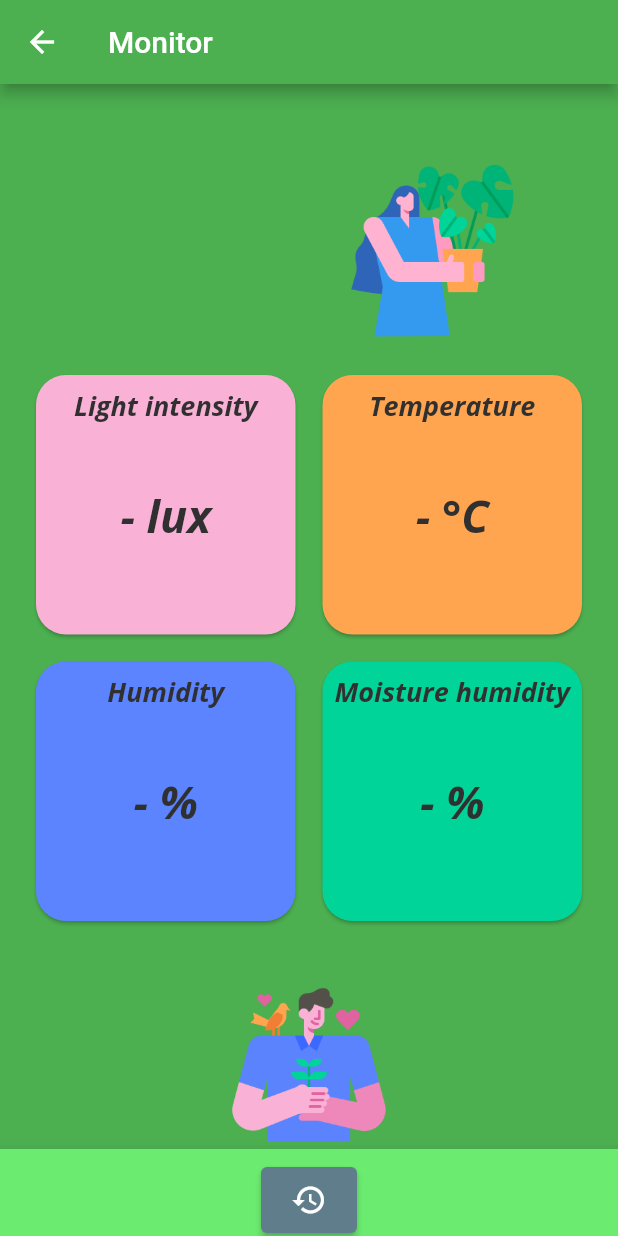
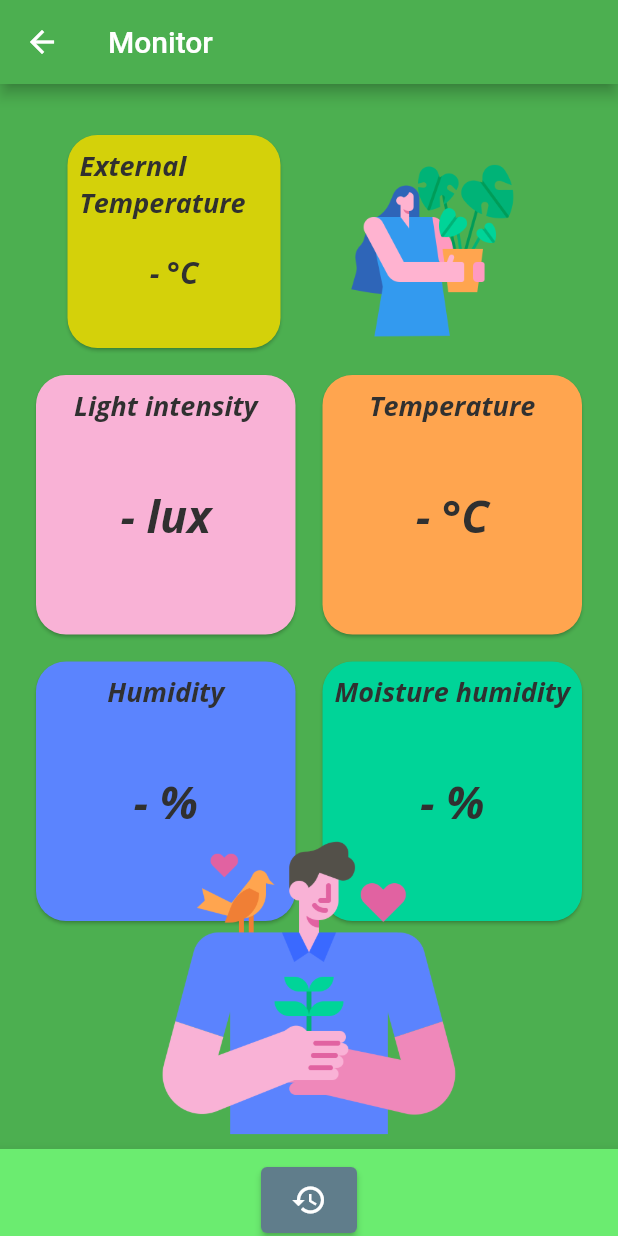
Before and after one commit to LukaszSuchan/waterit-flutter, a Flutter app: the MonitorScreen screen opened directly with empty values, on a phone screen of 412 x 824 dp. Run offline on Flutter 3.47's test engine with Material 2 defaults, Android fonts, the phone set to English and light mode, and no system bars; our stand-ins replace fl_chart, flutter_blue, flutter_slidable, flutter_spinkit, flutter_svg; missing offline and left inert: dart:ffi, mqtt_client, network_info_plus; network calls fail.

Commit message:
new features

```diff
--- a/lib/screens/monitor/components/background.dart
+++ b/lib/screens/monitor/components/background.dart
@@ -2,13 +2,14 @@ import 'package:flutter/material.dart';
 
 class Background extends StatelessWidget {
   final Widget child;
+  final Widget child2;
   final Widget image;
   final Widget image2;
   const Background({
     Key? key,
     required this.child,
     required this.image,
-    required this.image2,
+    required this.image2, required this.child2,
   }) : super(key: key);
 
   @override
@@ -20,7 +21,7 @@ class Background extends StatelessWidget {
       color: Colors.green,
       child: Stack(
         alignment: Alignment.center,
-        children: <Widget>[child, image, image2],
+        children: <Widget>[child, child2, image, image2],
       ),
     );
   }
--- a/lib/screens/monitor/components/body.dart
+++ b/lib/screens/monitor/components/body.dart
@@ -7,6 +7,7 @@ import 'package:flutter_app/screens/monitor/components/background.dart';
 import 'package:mqtt_client/mqtt_client.dart';
 import 'package:mqtt_client/mqtt_server_client.dart';
 import 'package:flutter_app/components/prefs.dart';
+import 'package:http/http.dart' as http;
 
 class Body extends StatefulWidget {
   @override
@@ -20,13 +21,20 @@ class _MyMQTTPageState extends State<Body> with WidgetsBindingObserver {
   String param2 = '-';
   String param3 = '-';
   String param4 = '-';
+  String externalTemp = '-';
   late MqttClient client;
+
+  Future<void> fetchData() async {
+    externalTemp = await _getExternalTemperature();
+    setState(() {});
+  }
 
   @override
   void initState() {
     super.initState();
     WidgetsBinding.instance.addObserver(this);
     connect();
+    fetchData();
   }
 
   @override
@@ -113,15 +121,51 @@ class _MyMQTTPageState extends State<Body> with WidgetsBindingObserver {
         fontWeight: FontWeight.w700,
         fontFamily: 'Open Sans',
         fontSize: 30);
+    TextStyle textStyleForExternalTemperature = TextStyle(
+        color: Colors.grey[850],
+        fontStyle: FontStyle.italic,
+        fontWeight: FontWeight.w700,
+        fontFamily: 'Open Sans',
+        fontSize: 20);
     RoundedRectangleBorder cardShape = RoundedRectangleBorder(
       borderRadius: BorderRadius.circular(20),
     );
-    return Background(
+    return RefreshIndicator(
+      onRefresh: fetchData,
+      child: Background(
         image: Padding(
-        padding: const EdgeInsets.only(top: 600),
+          padding: const EdgeInsets.only(top: 500),
           child: Image.asset(
             "assets/images/ecology.png",
             width: size.width * 0.6,
+          ),
+        ),
+        child2: Container(
+          alignment: Alignment.topLeft,
+          height: 150,
+          width: 150,
+          margin: const EdgeInsets.only(bottom: 500, right: 180),
+          child: Card(
+            shape: cardShape,
+            color: const Color.fromARGB(255, 212, 209, 10),
+            child: Padding(
+              padding: const EdgeInsets.all(8.0),
+              child: Column(
+                children: [
+                  Text(
+                    'External Temperature',
+                    style: textStyle,
+                  ),
+                  Padding(
+                    padding: const EdgeInsets.only(top: 20),
+                    child: Text(
+                      sanitize('$externalTemp °C'),
+                      style: textStyleForExternalTemperature,
+                    ),
+                  )
+                ],
+              ),
+            ),
           ),
         ),
         image2: Container(
@@ -229,6 +273,22 @@ class _MyMQTTPageState extends State<Body> with WidgetsBindingObserver {
             ),
           ],
         ),
+      ),
     );
   }
 }
+
+Future<String> _getExternalTemperature() async {
+  final response = await http.get(
+    Uri.parse(
+        "http://$globalIpServer:8080/waterit/api/device/$currentDevice/history/external-temperature"),
+    headers: {'Authorization': 'Basic $auth'},
+  );
+  if (response.statusCode == 200) {
+    return json.decode(response.body)["externalTemperature"].toString();
+  } else if (response.statusCode == 401) {
+    throw Exception("Unauthorized");
+  } else {
+    throw Exception("Wystąpił nieoczekiwany błąd");
+  }
+}
--- a/lib/screens/plot/components/body.dart
+++ b/lib/screens/plot/components/body.dart
@@ -66,10 +66,10 @@ class _PlotState extends State<Body> {
   double _mhmaxX = 0;
   double _mhminY = 0;
   double _mhmaxY = 0;
-  double _hleftTitlesInterval = 0;
-  double _lileftTitlesInterval = 0;
-  double _tleftTitlesInterval = 0;
-  double _mhleftTitlesInterval = 0;
+  double _hleftTitlesInterval = 1;
+  double _lileftTitlesInterval = 1;
+  double _tleftTitlesInterval = 1;
+  double _mhleftTitlesInterval = 1;
 
   Future<List<Measurement>> fetchMeasurement() async {
     return await getMeasurement(widget.deviceId);
@@ -108,10 +108,10 @@ class _PlotState extends State<Body> {
     _hminX = _humidityValues.first.x;
     _hmaxX = _humidityValues.last.x;
     _hminY = minY;
-    _hmaxY = maxY;
+    _hmaxY = (maxY+0.1).ceilToDouble();
 
     _hleftTitlesInterval =
-        ((_hmaxY - _hminY) / (_leftLabelsCount - 1)).floorToDouble();
+        ((_hmaxY - _hminY) / (_leftLabelsCount - 1)).ceilToDouble();
 
     if (!mounted) return;
 
@@ -137,10 +137,10 @@ class _PlotState extends State<Body> {
     _liminX = _lightIntensityValues.first.x;
     _limaxX = _lightIntensityValues.last.x;
     _liminY = minY;
-    _limaxY = maxY;
+    _limaxY = maxY+0.1;
 
     _lileftTitlesInterval =
-        ((_limaxY - _liminY) / (_leftLabelsCount - 1)).floorToDouble();
+        ((_limaxY - _liminY) / (_leftLabelsCount - 1)).ceilToDouble();
 
     if (!mounted) return;
 
@@ -166,10 +166,10 @@ class _PlotState extends State<Body> {
     _tminX = _temperatureValues.first.x;
     _tmaxX = _temperatureValues.last.x;
     _tminY = minY;
-    _tmaxY = maxY;
+    _tmaxY = (maxY+0.1).ceilToDouble();
 
     _tleftTitlesInterval =
-        ((_tmaxY - _tminY) / (_leftLabelsCount - 1)).floorToDouble();
+        ((_tmaxY - _tminY) / (_leftLabelsCount - 1)).ceilToDouble();
 
     if (!mounted) return;
 
@@ -202,7 +202,7 @@ class _PlotState extends State<Body> {
     _mhmaxY = maxY;
 
     _mhleftTitlesInterval =
-        ((_mhmaxY - _mhminY) / (_leftLabelsCount - 1)).floorToDouble();
+        ((_mhmaxY - _mhminY) / (_leftLabelsCount - 1)).ceilToDouble();
 
     if (!mounted) return;
 
--- a/lib/screens/welcome/components/body.dart
+++ b/lib/screens/welcome/components/body.dart
@@ -18,6 +18,7 @@ class Body extends StatelessWidget {
   Widget build(BuildContext context) {
     final Size size = MediaQuery.of(context).size;
     return Background(
+      child: SingleChildScrollView(
         child: Column(
           mainAxisAlignment: MainAxisAlignment.center,
           children: <Widget>[
@@ -29,7 +30,7 @@ class Body extends StatelessWidget {
                     Icons.cloud,
                     color: Colors.green,
                   ),
-                hintText: "Your Email",
+                  hintText: "Ip server",
                   border: InputBorder.none,
                 ),
               ),
@@ -77,6 +78,7 @@ class Body extends StatelessWidget {
             ),
           ],
         ),
+      ),
     );
   }
 }
--- a/pubspec.yaml
+++ b/pubspec.yaml
@@ -41,6 +41,7 @@ dependencies:
   intl: ^0.18.0
   fl_chart: ^0.55.2
   provider: ^6.0.5
+  flutter_spinkit: ^5.1.0
 
 
   # The following adds the Cupertino Icons font to your application.
```
Also changed, not shown: lib/screens/connect_to_device/components/body.dart (+72 -25 lines), pubspec.lock. Lines whose indentation alone changed are shown as unchanged.
